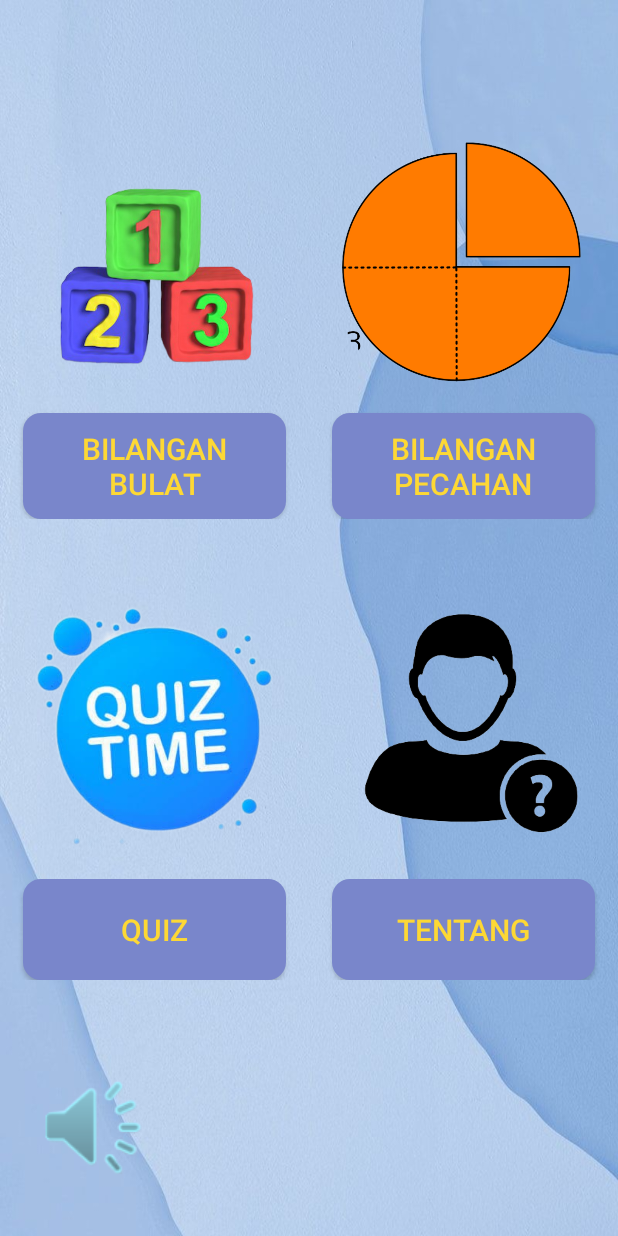
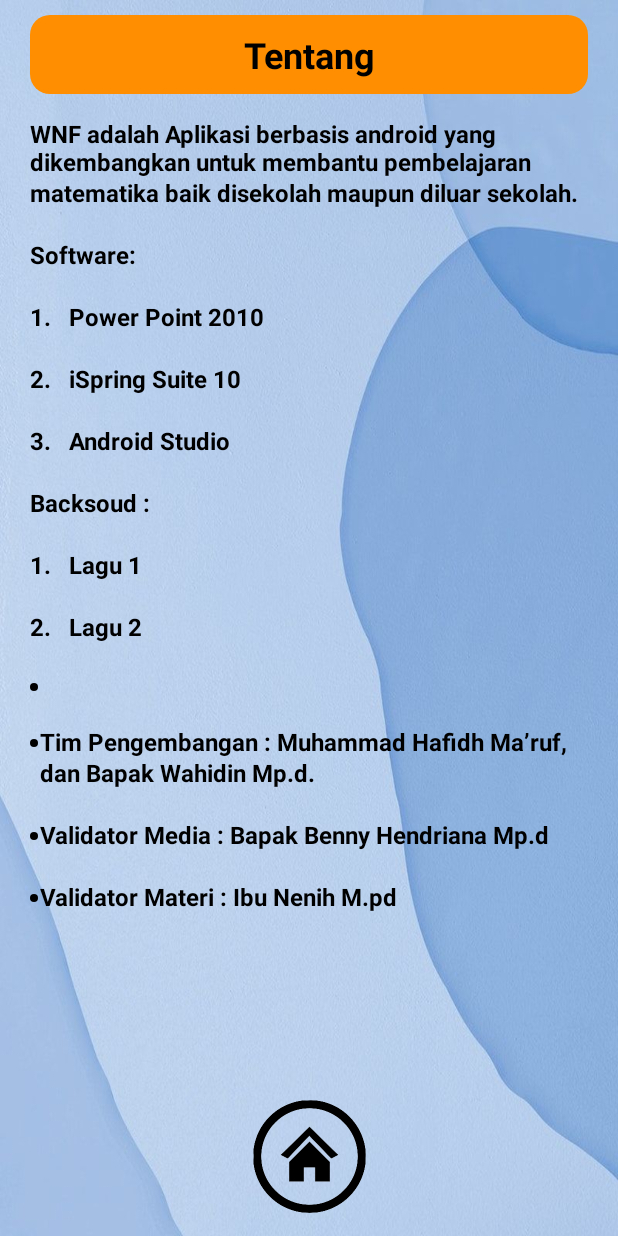
Before and after one commit to DaffaNaufalRachmat123/wnf, an Android app: the ActivityHome screen opened directly, with no data from a screen before it, after a tap on "TENTANG", on a phone screen of 412 x 824 dp. Run offline under Robolectric (Android 15) with nearby library versions, the phone set to English and light mode, and no system bars.

Commit message:
Added About Page & Some Improvement

```diff
--- a/app/build.gradle
+++ b/app/build.gradle
@@ -38,4 +38,5 @@ dependencies {
     androidTestImplementation 'androidx.test.espresso:espresso-core:3.4.0'
     implementation 'com.github.gregcockroft:AndroidMath:ALPHA'
     implementation 'io.nano:android-tex:1.0.0'
+    implementation 'com.google.android.exoplayer:exoplayer:2.13.2'
 }
--- a/app/src/main/AndroidManifest.xml
+++ b/app/src/main/AndroidManifest.xml
@@ -23,5 +23,6 @@
         <activity android:name=".ActivityParentMateri" android:theme="@style/AppTheme.NoActionBar"/>
         <activity android:name=".ActivityQuiz" android:theme="@style/AppTheme.NoActionBar"/>
         <activity android:name=".ActivityQuizDetail" android:theme="@style/AppTheme.NoActionBar"/>
+        <activity android:name=".ActivityAbout" android:theme="@style/AppTheme.NoActionBar"/>
     </application>
 </manifest>
--- /dev/null
+++ b/app/src/main/java/com/android/wnf/ActivityAbout.java
@@ -0,0 +1,55 @@
+package com.android.wnf;
+
+import android.os.Build;
+import android.os.Bundle;
+import android.text.Html;
+import android.text.Spanned;
+import android.view.View;
+import android.widget.ImageView;
+
+import androidx.annotation.Nullable;
+import androidx.appcompat.app.AppCompatActivity;
+import androidx.appcompat.widget.AppCompatTextView;
+
+import kotlin.Suppress;
+
+public class ActivityAbout extends AppCompatActivity {
+    private ImageView icHome;
+    private AppCompatTextView aboutText;
+    private String about_text = "<p><strong>WNF </strong><strong>adalah</strong> <strong>Aplikasi</strong> <strong>berbasis</strong><strong> android yang </strong><strong>dikembangkan</strong> <strong>untuk</strong> <strong>membantu</strong> <strong>pembelajaran</strong> <strong>matematika</strong> <strong>baik</strong> <strong>disekolah</strong> <strong>maupun</strong> <strong>diluar</strong> <strong>sekolah</strong><strong>.</strong></p>\n" +
+            "<p><strong>Software:</strong></p>\n" +
+            "<p>1.&nbsp;&nbsp; <strong>Power Point 2010</strong></p>\n" +
+            "<p>2.&nbsp;&nbsp; <strong>iSpring</strong><strong> Suite 10</strong></p>\n" +
+            "<p>3.&nbsp;&nbsp; <strong>Android Studio</strong><strong><br /></strong></p>\n" +
+            "<p><strong>Backsoud</strong><strong> :</strong></p>\n" +
+            "<p>1.&nbsp;&nbsp; <strong>Lagu</strong><strong> 1</strong></p>\n" +
+            "<p>2.&nbsp;&nbsp; <strong>Lagu</strong><strong> 2</strong></p>\n" +
+            "<ul>\n" +
+            "<li>&nbsp;</li>\n" +
+            "<li><strong>Tim </strong><strong>Pengembangan</strong><strong> : Muhammad </strong><strong>Hafidh</strong> <strong>Ma&rsquo;ruf</strong><strong>, </strong><strong>dan</strong> <strong>Bapak</strong> <strong>Wahidin</strong> <strong>Mp.d</strong><strong>.</strong></li>\n" +
+            "<li><strong>Validator Media : </strong><strong>Bapak</strong><strong> Benny </strong><strong>Hendriana</strong> <strong>Mp.d</strong></li>\n" +
+            "<li><strong>Validator </strong><strong>Materi</strong><strong> : </strong><strong>Ibu</strong> <strong>Nenih</strong> <strong>M.pd</strong></li>\n" +
+            "</ul>";
+    @Override
+    protected void onCreate(@Nullable Bundle savedInstanceState) {
+        super.onCreate(savedInstanceState);
+        setContentView(R.layout.activity_about);
+        icHome = findViewById(R.id.icHome);
+        aboutText = findViewById(R.id.aboutText);
+        aboutText.setText(fromHtml(about_text));
+
+        icHome.setOnClickListener(new View.OnClickListener() {
+            @Override
+            public void onClick(View v) {
+                onBackPressed();
+            }
+        });
+    }
+    private Spanned fromHtml(String data){
+        if (Build.VERSION.SDK_INT >= Build.VERSION_CODES.N) {
+            return Html.fromHtml(data, Html.FROM_HTML_MODE_LEGACY);
+        } else {
+            return Html.fromHtml(data);
+        }
+    }
+}
--- a/app/src/main/java/com/android/wnf/ActivityHome.java
+++ b/app/src/main/java/com/android/wnf/ActivityHome.java
@@ -43,7 +43,7 @@ public class ActivityHome extends AppCompatActivity {
         btnTentang.setOnClickListener(new View.OnClickListener() {
             @Override
             public void onClick(View v) {
-
+                startActivity(new Intent(getApplicationContext() , ActivityAbout.class));
             }
         });
     }
--- a/app/src/main/res/layout/activity_about.xml
+++ b/app/src/main/res/layout/activity_about.xml
@@ -1,6 +1,49 @@
 <?xml version="1.0" encoding="utf-8"?>
 <androidx.constraintlayout.widget.ConstraintLayout xmlns:android="http://schemas.android.com/apk/res/android"
     android:layout_width="match_parent"
-    android:layout_height="match_parent">
+    android:layout_height="match_parent"
+    android:background="@drawable/bg_illustration"
+    xmlns:app="http://schemas.android.com/apk/res-auto">
+    <androidx.appcompat.widget.AppCompatTextView
+        android:id="@+id/titleText"
+        android:layout_width="0dp"
+        android:layout_height="wrap_content"
+        android:textSize="24sp"
+        android:textColor="@color/black"
+        android:textStyle="bold"
+        android:background="@drawable/bg_title_materi"
+        android:gravity="center"
+        android:text="Tentang"
+        android:layout_marginStart="20dp"
+        android:layout_marginEnd="20dp"
+        android:layout_marginTop="10dp"
+        android:paddingTop="10dp"
+        android:paddingBottom="10dp"
+        app:layout_constraintStart_toStartOf="parent"
+        app:layout_constraintEnd_toEndOf="parent"
+        app:layout_constraintTop_toTopOf="parent"/>
 
+    <androidx.appcompat.widget.AppCompatTextView
+        android:id="@+id/aboutText"
+        android:layout_width="0dp"
+        android:layout_height="0dp"
+        android:layout_marginTop="15dp"
+        android:text="@string/about_text"
+        android:textColor="@color/black"
+        android:textSize="16sp"
+        android:textStyle="bold"
+        android:layout_marginBottom="15dp"
+        app:layout_constraintBottom_toTopOf="@+id/icHome"
+        app:layout_constraintEnd_toEndOf="@id/titleText"
+        app:layout_constraintStart_toStartOf="@id/titleText"
+        app:layout_constraintTop_toBottomOf="@id/titleText" />
+    <ImageView
+        android:id="@+id/icHome"
+        android:layout_width="75dp"
+        android:layout_height="75dp"
+        android:layout_marginBottom="15dp"
+        app:srcCompat="@drawable/ic_home_large"
+        app:layout_constraintStart_toStartOf="parent"
+        app:layout_constraintEnd_toEndOf="parent"
+        app:layout_constraintBottom_toBottomOf="parent"/>
 </androidx.constraintlayout.widget.ConstraintLayout>
--- a/app/src/main/res/layout/activity_quiz.xml
+++ b/app/src/main/res/layout/activity_quiz.xml
@@ -103,7 +103,7 @@
         android:id="@+id/icHome"
         android:layout_width="80dp"
         android:layout_height="80dp"
-        android:layout_marginBottom="40dp"
+        android:layout_marginBottom="15dp"
         app:layout_constraintBottom_toBottomOf="parent"
         app:layout_constraintEnd_toEndOf="parent"
         app:layout_constraintHorizontal_bias="0.498"
--- a/app/src/main/res/values/strings.xml
+++ b/app/src/main/res/values/strings.xml
@@ -9,4 +9,6 @@
     <string name="example">\textbf{Perkalian merupakan penjumlahan secara\\ berulang-ulang. Contoh : }
 \\\textbf{Berlaku : }
 \\\quad\quad\bullet \textbf{a x b}</string>
+    <string name="about_text">
+    </string>
 </resources>
```
Also changed, not shown: app/src/main/java/com/android/wnf/ActivityQuiz.java (+10 -0 lines), app/src/main/java/com/android/wnf/ActivityQuizDetail.java (+89 -51 lines).
